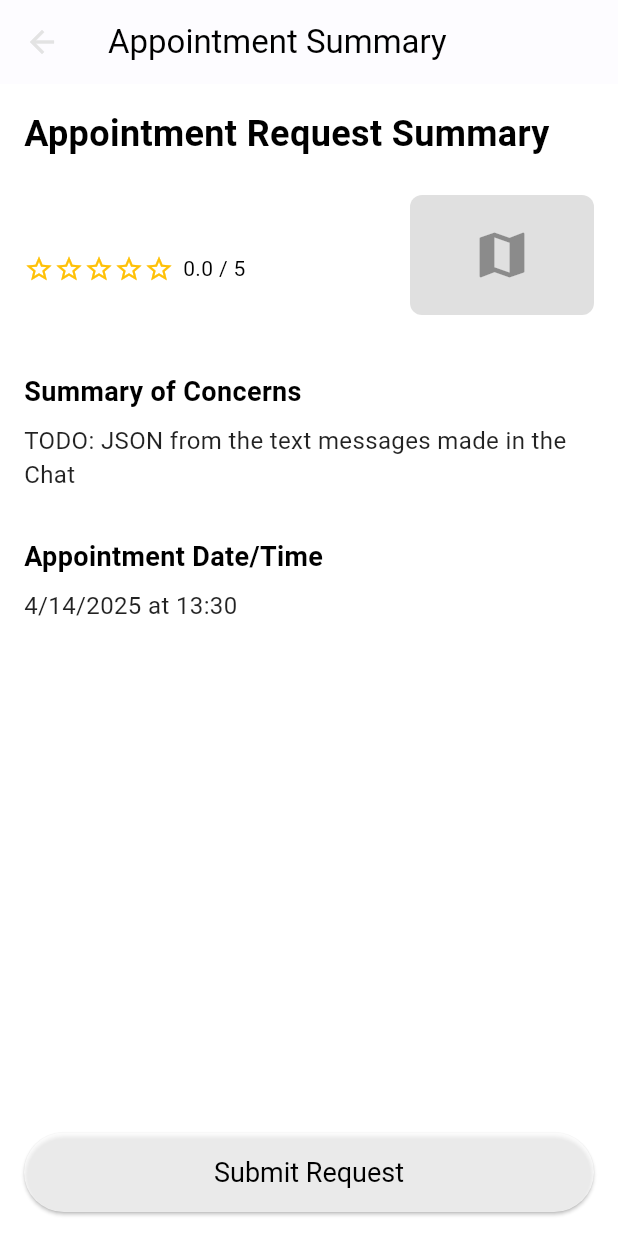
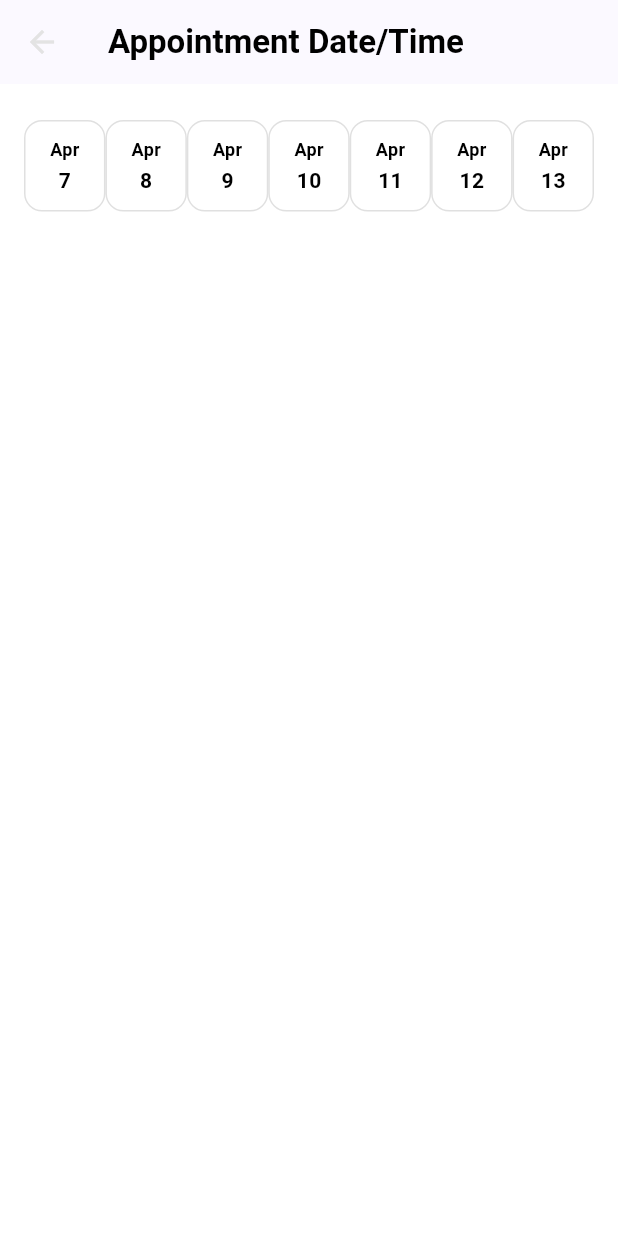
Before and after one commit to PetWiseOrg/PetWise, a Flutter app: the ClinicDetailsPage screen opened directly with empty values, after a tap on "Schedule Here", on a phone screen of 412 x 824 dp. Run offline on Flutter 3.47's test engine with Material 3 defaults, Android fonts, the phone set to English and light mode, and no system bars; our stand-ins replace confetti, go_router, image_picker, pocketbase, shared_preferences; accounts and stored records are empty.

Commit message:
Added a simple date/time picker
Will eventually be updated to include the dates of the Calendar Widget in another branch

```diff
--- a/petwise/lib/navigation/routing.dart
+++ b/petwise/lib/navigation/routing.dart
@@ -10,6 +10,7 @@ import 'package:petwise/ui/ui_authentication/pages/register/registration_page.da
 import 'package:petwise/ui/ui_authentication/pages/welcome_page.dart';
 import 'package:petwise/ui/ui_authentication/pages/no_connection_page.dart';
 import 'package:go_router/go_router.dart';
+import 'package:petwise/ui/ui_pet_owner/pages/appointment_date_time_page.dart';
 import 'package:petwise/ui/ui_pet_owner/pages/appointment_summary_page.dart';
 import 'package:petwise/ui/ui_pet_owner/pages/clinic_details_page.dart';
 import 'package:petwise/ui/ui_pet_owner/pages/find_clinic_page.dart';
@@ -23,7 +24,7 @@ enum AppRoute { welcomePage, loginPage, forgotPasswordPage, registrationPage, ho
   petOwnerDashboardPage,
   petOwnerProfilePage,
   editPetPage,
-  messagingPage, findClinicPage, clinicDetailsPage, appointmentSummaryPage,
+  messagingPage, findClinicPage, clinicDetailsPage, appointmentDateTimePage, appointmentSummaryPage,
   editOwnerPage, noConnection }
 
 final router = GoRouter(
@@ -191,5 +192,18 @@ final router = GoRouter(
         );
       },
     ),
+    GoRoute(
+      name: AppRoute.appointmentDateTimePage.name,
+      path: '/appointmentDateTime',
+      builder: (context, state) {
+        final data = state.extra as Map<String, dynamic>;
+        return AppointmentDateTimePage(
+          clinicName: data['clinicName'],
+          rating: data['rating'],
+          address: data['address'],
+          concernsSummary: data['concernsSummary'],
+        );
+      },
+    ),
   ],
 );
--- /dev/null
+++ b/petwise/lib/ui/common_widgets/week_time_slot_picker.dart
@@ -0,0 +1,147 @@
+import 'package:flutter/material.dart';
+import 'package:intl/intl.dart';
+
+class WeekTimeSlotPicker extends StatefulWidget {
+  final DateTime startOfWeek;
+  final Function(DateTime selectedDateTime) onTimeSlotSelected;
+
+  const WeekTimeSlotPicker({
+    super.key,
+    required this.startOfWeek,
+    required this.onTimeSlotSelected,
+  });
+
+  @override
+  _WeekTimeSlotPickerState createState() => _WeekTimeSlotPickerState();
+}
+
+class _WeekTimeSlotPickerState extends State<WeekTimeSlotPicker> {
+  DateTime? selectedDate;
+  DateTime? selectedTimeSlot;
+
+  final List<String> timeSlots = [
+    '9:00 AM', '10:00 AM', '11:00 AM',
+    '1:00 PM', '2:00 PM', '3:00 PM',
+    '5:00 PM', '6:00 PM'
+  ];
+
+  List<DateTime> generateWeekDays(DateTime start) {
+    return List.generate(7, (index) => start.add(Duration(days: index)));
+  }
+
+  @override
+  Widget build(BuildContext context) {
+    final weekDays = generateWeekDays(widget.startOfWeek);
+    final screenWidth = MediaQuery.of(context).size.width;
+    final itemWidth = (screenWidth - 32) / 7; // 16 padding on each side
+
+    return Column(
+      crossAxisAlignment: CrossAxisAlignment.start,
+      children: [
+        // Days Row
+        Row(
+          mainAxisAlignment: MainAxisAlignment.spaceBetween,
+          children: weekDays.map((date) {
+            final isSelected = selectedDate?.day == date.day &&
+                selectedDate?.month == date.month &&
+                selectedDate?.year == date.year;
+
+            return GestureDetector(
+              onTap: () {
+                setState(() {
+                  selectedDate = date;
+                  selectedTimeSlot = null;
+                });
+              },
+              child: Container(
+                width: itemWidth,
+                margin: const EdgeInsets.symmetric(vertical: 8),
+                padding: const EdgeInsets.symmetric(vertical: 10),
+                decoration: BoxDecoration(
+                  color: isSelected ? Colors.white : Colors.white70,
+                  borderRadius: BorderRadius.circular(12),
+                  border: Border.all(
+                    color: isSelected ? Colors.black : Colors.black12,
+                    width: 1,
+                  ),
+                ),
+                child: Column(
+                  mainAxisSize: MainAxisSize.min,
+                  children: [
+                    Text(
+                      DateFormat('MMM').format(date), // Apr
+                      style: const TextStyle(
+                        fontWeight: FontWeight.w600,
+                        fontSize: 12,
+                        color: Colors.black,
+                      ),
+                    ),
+                    const SizedBox(height: 2),
+                    Text(
+                      '${date.day}', // 11
+                      style: const TextStyle(
+                        fontSize: 14,
+                        fontWeight: FontWeight.bold,
+                        color: Colors.black,
+                      ),
+                    ),
+                  ],
+                ),
+              ),
+            );
+          }).toList(),
+        ),
+        const SizedBox(height: 20),
+
+        if (selectedDate != null) ...[
+          const Text(
+            "Available Time Slots",
+            style: TextStyle(fontSize: 16, fontWeight: FontWeight.bold, color: Colors.black),
+          ),
+          const SizedBox(height: 10),
+          Wrap(
+            spacing: 8,
+            runSpacing: 8,
+            children: timeSlots.map((slot) {
+              final slotDateTime = _getDateTimeFromSlot(selectedDate!, slot);
+              final isSelected = selectedTimeSlot == slotDateTime;
+
+              return ChoiceChip(
+                label: Text(
+                  slot,
+                  style: TextStyle(color: Colors.black),
+                ),
+                selected: isSelected,
+                onSelected: (_) {
+                  setState(() {
+                    selectedTimeSlot = slotDateTime;
+                  });
+                  widget.onTimeSlotSelected(slotDateTime);
+                },
+                selectedColor: Colors.white70,
+                backgroundColor: Colors.white60,
+                labelStyle: TextStyle(
+                  color: isSelected ? Colors.black : Colors.black87,
+                  fontWeight: isSelected ? FontWeight.bold : FontWeight.normal,
+                ),
+              );
+            }).toList(),
+          ),
+        ],
+      ],
+    );
+  }
+
+  DateTime _getDateTimeFromSlot(DateTime date, String slot) {
+    final timeParts = slot.split(' ');
+    final hourMinute = timeParts[0].split(':');
+    int hour = int.parse(hourMinute[0]);
+    final minute = int.parse(hourMinute[1]);
+    final isPM = timeParts[1] == 'PM';
+
+    if (isPM && hour != 12) hour += 12;
+    if (!isPM && hour == 12) hour = 0;
+
+    return DateTime(date.year, date.month, date.day, hour, minute);
+  }
+}
--- /dev/null
+++ b/petwise/lib/ui/ui_pet_owner/pages/appointment_date_time_page.dart
@@ -0,0 +1,89 @@
+import 'package:flutter/material.dart';
+import 'package:go_router/go_router.dart';
+import 'package:petwise/navigation/routing.dart';
+import 'package:petwise/ui/common_widgets/week_time_slot_picker.dart';
+
+class AppointmentDateTimePage extends StatefulWidget {
+  final String clinicName;
+  final double rating;
+  final String address;
+  final String concernsSummary; // optional now, still placeholder
+
+  const AppointmentDateTimePage({
+    super.key,
+    required this.clinicName,
+    required this.rating,
+    required this.address,
+    this.concernsSummary = 'TODO: JSON from the chat summary',
+  });
+
+  @override
+  State<AppointmentDateTimePage> createState() => _AppointmentDateTimePageState();
+}
+
+class _AppointmentDateTimePageState extends State<AppointmentDateTimePage> {
+  DateTime? selectedDateTime;
+
+  @override
+  Widget build(BuildContext context) {
+    final DateTime now = DateTime.now();
+    final DateTime startOfWeek = now.subtract(Duration(days: now.weekday - 1)); // Monday
+
+    return Scaffold(
+      backgroundColor: Colors.white,
+      appBar: AppBar(
+        title: const Text(
+          'Appointment Date/Time',
+          style: TextStyle(
+            color: Colors.black,
+            fontWeight: FontWeight.bold,
+          ),
+        ),
+        backgroundColor: Colors.white70,
+        iconTheme: const IconThemeData(color: Colors.black)
+      ),
+      body: Padding(
+        padding: const EdgeInsets.all(16.0),
+        child: Column(
+          children: [
+            Expanded(
+              child: WeekTimeSlotPicker(
+                startOfWeek: startOfWeek,
+                onTimeSlotSelected: (DateTime pickedDateTime) {
+                  setState(() {
+                    selectedDateTime = pickedDateTime;
+                  });
+                },
+              ),
+            ),
+            if (selectedDateTime != null)
+              SizedBox(
+                width: double.infinity,
+                child: ElevatedButton(
+                  onPressed: () {
+                    context.pushNamed(
+                      AppRoute.appointmentSummaryPage.name,
+                      extra: {
+                        'clinicName': widget.clinicName,
+                        'rating': widget.rating,
+                        'address': widget.address,
+                        'appointmentDateTime': selectedDateTime!,
+                        'concernsSummary': widget.concernsSummary,
+                      },
+                    );
+                  },
+                  style: ElevatedButton.styleFrom(
+                    backgroundColor: Colors.white70,
+                    foregroundColor: Colors.black,
+                    padding: const EdgeInsets.symmetric(vertical: 16),
+                    textStyle: const TextStyle(fontSize: 18),
+                  ),
+                  child: const Text('Continue to Summary'),
+                ),
+              ),
+          ],
+        ),
+      ),
+    );
+  }
+}
--- a/petwise/lib/ui/ui_pet_owner/pages/clinic_details_page.dart
+++ b/petwise/lib/ui/ui_pet_owner/pages/clinic_details_page.dart
@@ -96,13 +96,12 @@ class ClinicDetailsPage extends StatelessWidget {
               child: ElevatedButton(
                 onPressed: () {
                   context.pushNamed(
-                    AppRoute.appointmentSummaryPage.name,
+                    AppRoute.appointmentDateTimePage.name,
                     extra: {
                       'clinicName': clinicName,
                       'rating': rating,
-                      'concernsSummary': 'TODO: JSON from the text messages made in the Chat',
-                      'appointmentDateTime': DateTime.now().add(const Duration(days: 2, hours: 3)),
                       'address': address,
+                      'concernsSummary': 'TODO: JSON from chat summary',
                     },
                   );
                 },
--- a/petwise/pubspec.yaml
+++ b/petwise/pubspec.yaml
@@ -45,6 +45,7 @@ dependencies:
   confetti: ^0.8.0
   image_picker: ^1.1.2
   http: ^1.2.2
+  intl: ^0.20.2
 
 dev_dependencies:
   flutter_test:
```
